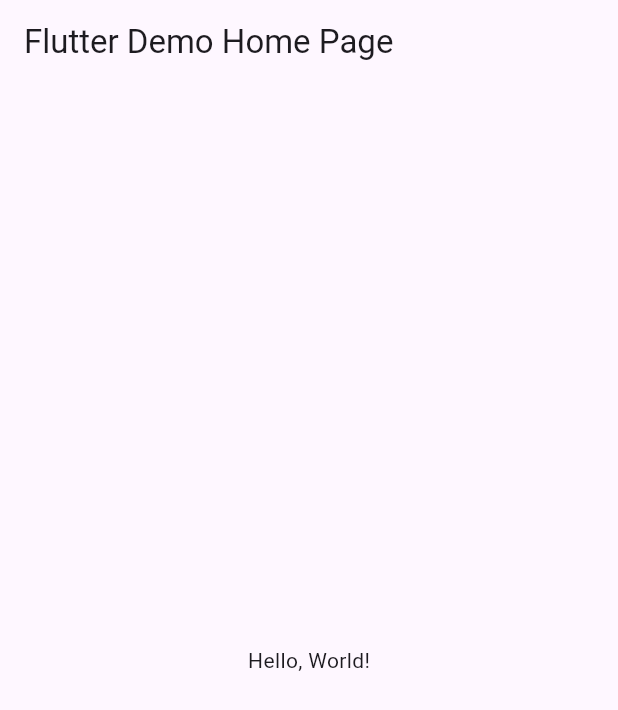
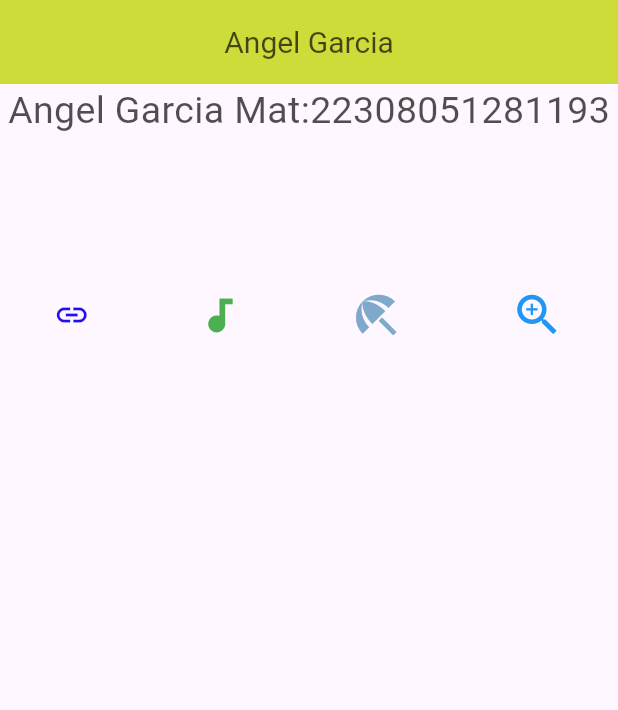
Before and after one commit to AngelGaarcia09/p9_v1_iconos, a Flutter app: the screen it shows after launch, on a phone screen of 412 x 824 dp. Shown: the top 710 px of the screen. Run offline on Flutter 3.47's test engine with Material 3 defaults, Android fonts, the phone set to English and light mode, and no system bars.

Commit message:
angel Garcia

```diff
--- a/lib/main.dart
+++ b/lib/main.dart
@@ -1,43 +1,57 @@
 import 'package:flutter/material.dart';
 
-void main() => runApp(MyApp());
+void main() => runApp(MisIconosAPP());
 
-class MyApp extends StatelessWidget {
-  const MyApp({super.key});
-  // This widget is the root of your application.
+class MisIconosAPP extends StatelessWidget {
+  const MisIconosAPP({Key? key}) : super(key: key);
+
   @override
   Widget build(BuildContext context) {
     return MaterialApp(
-      // Application name
-      title: 'Flutter Hello World',
-      // Application theme data, you can set the colors for the application as
-      // you want
-      theme: ThemeData(
-        // useMaterial3: false,
-        primarySwatch: Colors.blue,
-      ),
-      // A widget which will be started on application startup
-      home: MyHomePage(title: 'Flutter Demo Home Page'),
-    );
-  }
-}
-
-class MyHomePage extends StatelessWidget {
-  final String title;
-  const MyHomePage({super.key, required this.title});
-
-  @override
-  Widget build(BuildContext context) {
-    return Scaffold(
-      appBar: AppBar(
-        // The title text which will be shown on the action bar
-        title: Text(title),
-      ),
-      body: Center(
-        child: Text(
-          'Hello, World!',
+      debugShowCheckedModeBanner: false,
+      home: Scaffold(
+        appBar: AppBar(
+          title: Text("Angel Garcia"),
+          titleTextStyle: TextStyle(color: Color(0xb3050505), fontSize: 20),
+          centerTitle: true,
+          backgroundColor: Colors.lime,
+        ),
+        body: const Column(
+          children: <Widget>[
+            Text("Angel Garcia Mat:22308051281193",
+                style: TextStyle(color: Color(0xb3050505), fontSize: 25)),
+            SizedBox(
+              height: 100,
+            ),
+            Row(
+              mainAxisAlignment: MainAxisAlignment.spaceAround,
+              children: <Widget>[
+                Icon(
+                  Icons.link,
+                  color: Color(0xff1f10ec),
+                  size: 24.0,
+                  semanticLabel: 'Text to announce in accessibility modes',
+                ),
+                Icon(
+                  Icons.audiotrack,
+                  color: Colors.green,
+                  size: 30.0,
+                ),
+                Icon(
+                  Icons.beach_access,
+                  color: Color(0xff7fa9cb),
+                  size: 36.0,
+                ),
+                Icon(
+                  Icons.zoom_in,
+                  color: Colors.blue,
+                  size: 36.0,
+                ),
+              ],
+            ),
+          ],
         ),
       ),
     );
-  }
-}
+  } //finwidgets
+} // fin clase MisIconosAPP
```
Also changed, not shown: ejemploicono.PNG (added).
